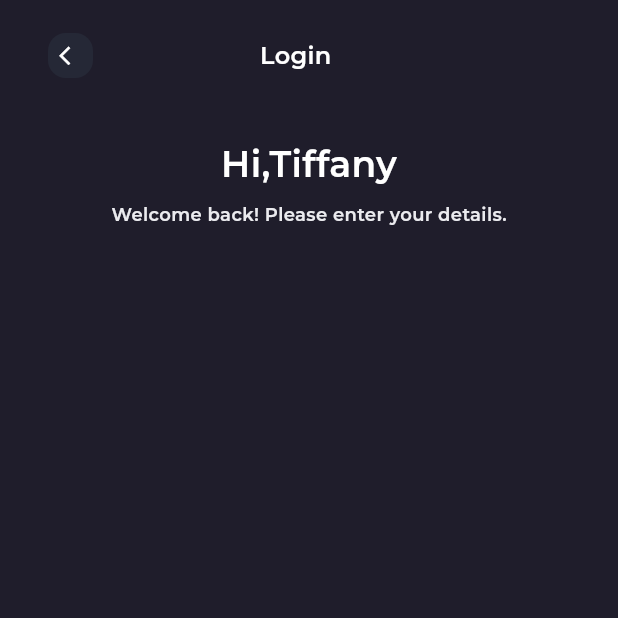
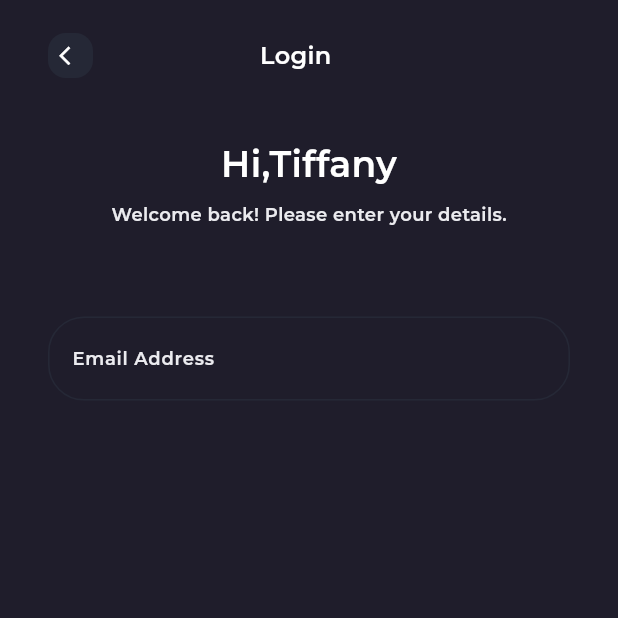
Before and after one commit to TahaAbdo13/filmFlicks, a Flutter app: the screen it shows after launch, on a phone screen of 412 x 824 dp, the top half of it. Run offline on Flutter 3.47's test engine with Material 3 defaults, Android fonts, the phone set to English and light mode, and no system bars; our stand-ins replace flutter_svg, go_router, google_fonts; project files that could hold a hidden picture were left out.

Commit message:
create Custom Text Form Field

```diff
--- /dev/null
+++ b/lib/features/registeraion/presentation/views/widgets/custom_text_form_field.dart
@@ -0,0 +1,30 @@
+import 'package:filmflicks/core/utils/constants.dart';
+import 'package:filmflicks/core/utils/styles.dart';
+import 'package:flutter/material.dart';
+
+class CustomTextFormField extends StatelessWidget {
+  const CustomTextFormField({
+    super.key,
+  });
+
+  @override
+  Widget build(BuildContext context) {
+    return TextFormField(
+      decoration: InputDecoration(
+        labelText: 'Email Address',
+        hintText: "taha@gmail.com",
+        hintStyle: Styles.h6.copyWith(color: kWhiteGrey),
+        labelStyle: Styles.h6.copyWith(color: kWhiteGrey),
+        focusedBorder: OutlineInputBorder(
+          borderRadius: BorderRadius.circular(24),
+          borderSide: const BorderSide(color: kPrimaryColor),
+        ),
+        enabledBorder: OutlineInputBorder(
+            borderRadius: BorderRadius.circular(24),
+            borderSide: const BorderSide(
+              color: kSoft,
+            )),
+      ),
+    );
+  }
+}
--- a/lib/features/registeraion/presentation/views/widgets/login_view_body.dart
+++ b/lib/features/registeraion/presentation/views/widgets/login_view_body.dart
@@ -2,6 +2,7 @@ import 'package:filmflicks/core/utils/constants.dart';
 import 'package:filmflicks/core/utils/styles.dart';
 import 'package:flutter/material.dart';
 import 'custom_app_widget.dart';
+import 'custom_text_form_field.dart';
 import 'login_view_body_text_section.dart';
 
 class LoginViewBody extends StatelessWidget {
@@ -9,20 +10,21 @@ class LoginViewBody extends StatelessWidget {
 
   @override
   Widget build(BuildContext context) {
-
-    return const  Padding(
-      padding: EdgeInsets.all(8.0),
+    return Padding(
+      padding: const EdgeInsets.all(8.0),
       child: Padding(
-        padding: EdgeInsets.symmetric(horizontal: 24.0, vertical: 14),
+        padding: const EdgeInsets.symmetric(horizontal: 24.0, vertical: 14),
         child: Column(
           children: [
-            CustomAppWidget(),
-            SizedBox(
+            const CustomAppWidget(),
+            const SizedBox(
               height: 40,
             ),
-            LoginViewBodyTextSection(),
-            SizedBox(height: 60,),
-
+            const LoginViewBodyTextSection(),
+            const SizedBox(
+              height: 60,
+            ),
+            const CustomTextFormField(),
           ],
         ),
       ),
--- a/lib/features/registeraion/presentation/views/widgets/login_view_body_text_section.dart
+++ b/lib/features/registeraion/presentation/views/widgets/login_view_body_text_section.dart
@@ -9,14 +9,13 @@ class LoginViewBodyTextSection extends StatelessWidget {
 
   @override
   Widget build(BuildContext context) {
-
     return Column(
       children: [
         Text(
           "Hi,Tiffany",
           style: Styles.h2.copyWith(color: Colors.white),
         ),
-     const   SizedBox(
+        const SizedBox(
           height: 8,
         ),
         Text(
```
